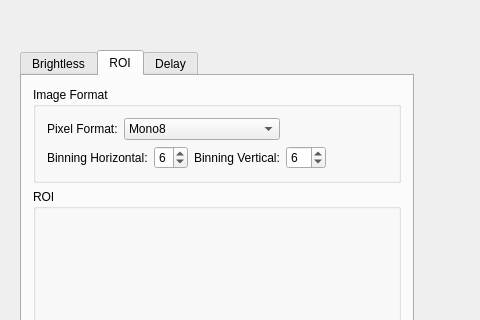
Old version of the form QtWorkGui/Form File/Form For Camera/QtGuiSetupSensor.ui in the repository AntonLip/Recognition; both pictures show x 100 to 580 and y 0 to 320 of the 666 by 642 pixel window.
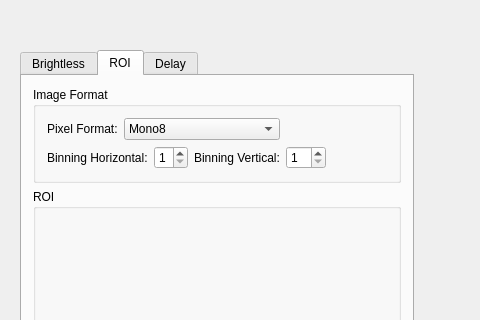
New version of the form. The open tabs and pages were chosen to show the change. Custom widgets are drawn as their Qt base class.

```diff
--- a/QtWorkGui/Form File/Form For Camera/QtGuiSetupSensor.ui
+++ b/QtWorkGui/Form File/Form For Camera/QtGuiSetupSensor.ui
@@ -149,7 +149,7 @@
            <number>8</number>
           </property>
           <property name="value">
-           <number>6</number>
+           <number>1</number>
           </property>
          </widget>
         </item>
@@ -169,7 +169,7 @@
            <number>11</number>
           </property>
           <property name="value">
-           <number>6</number>
+           <number>1</number>
           </property>
          </widget>
         </item>
```
